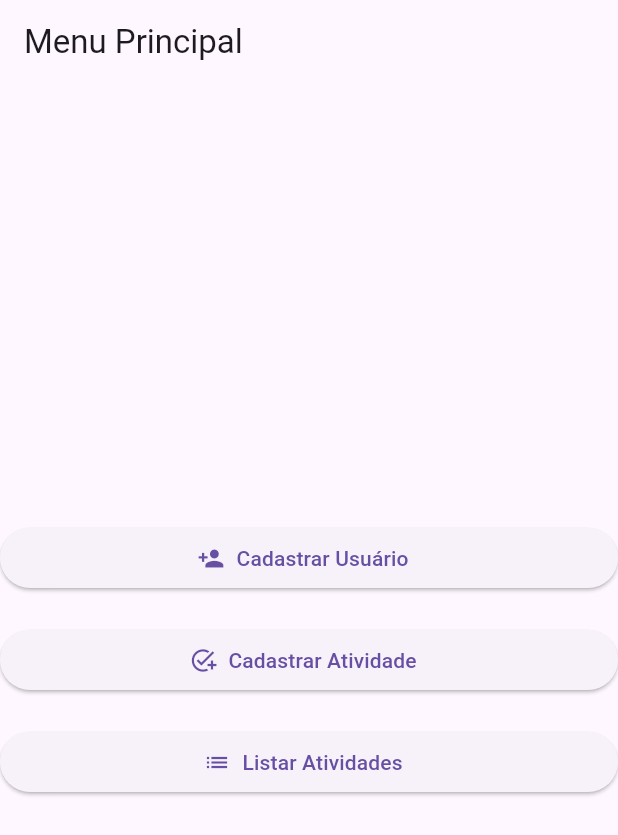
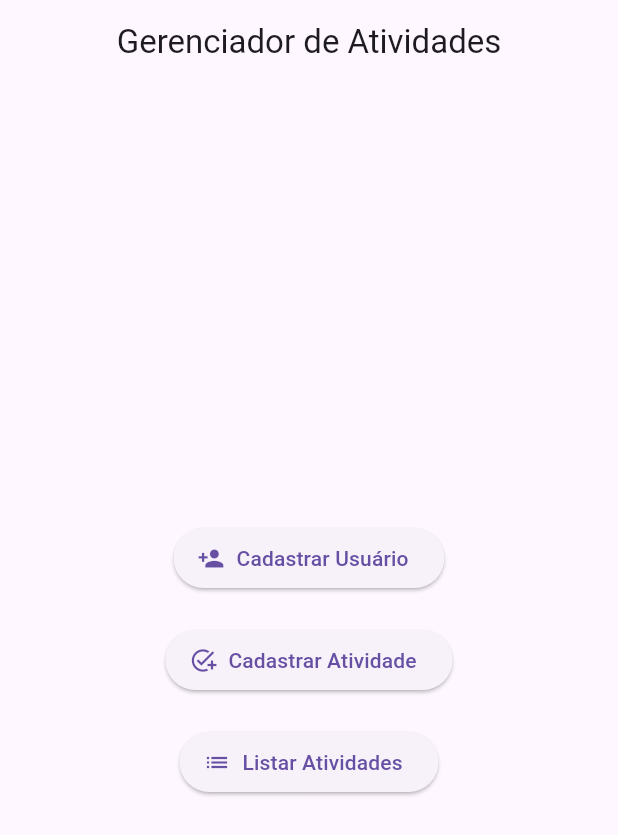
Before and after one commit to guilhermefogacadev/OPT120, a Flutter app: the screen it shows after launch, on a phone screen of 412 x 824 dp. Shown: the top 835 px of the screen. Run offline on Flutter 3.47's test engine with Material 3 defaults, Android fonts, the phone set to English and light mode, and no system bars.

Commit message:
centralizando o titulo da pagina

```diff
--- a/front/lib/main.dart
+++ b/front/lib/main.dart
@@ -12,7 +12,7 @@ class MyApp extends StatelessWidget {
   @override
   Widget build(BuildContext context) {
     return MaterialApp(
-      title: 'Gerenciador de Atividades',
+      title: 'Home',
       theme: ThemeData(
         primarySwatch: Colors.indigo,
       ),
@@ -26,12 +26,13 @@ class Home extends StatelessWidget {
   Widget build(BuildContext context) {
     return Scaffold(
       appBar: AppBar(
-        title: Text('Menu Principal'),
+        title: Text('Gerenciador de Atividades'),
+        centerTitle: true,
       ),
       body: Center(
         child: Column(
           mainAxisAlignment: MainAxisAlignment.center,
-          crossAxisAlignment: CrossAxisAlignment.stretch,
+          crossAxisAlignment: CrossAxisAlignment.center,
           children: <Widget>[
             ElevatedButton.icon(
               onPressed: () {
```
